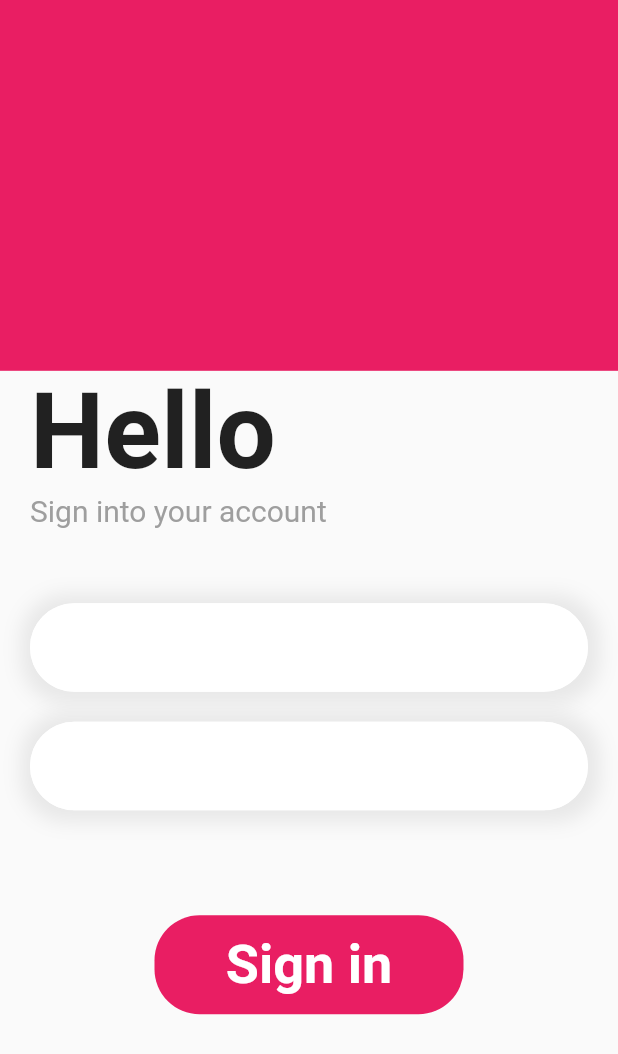
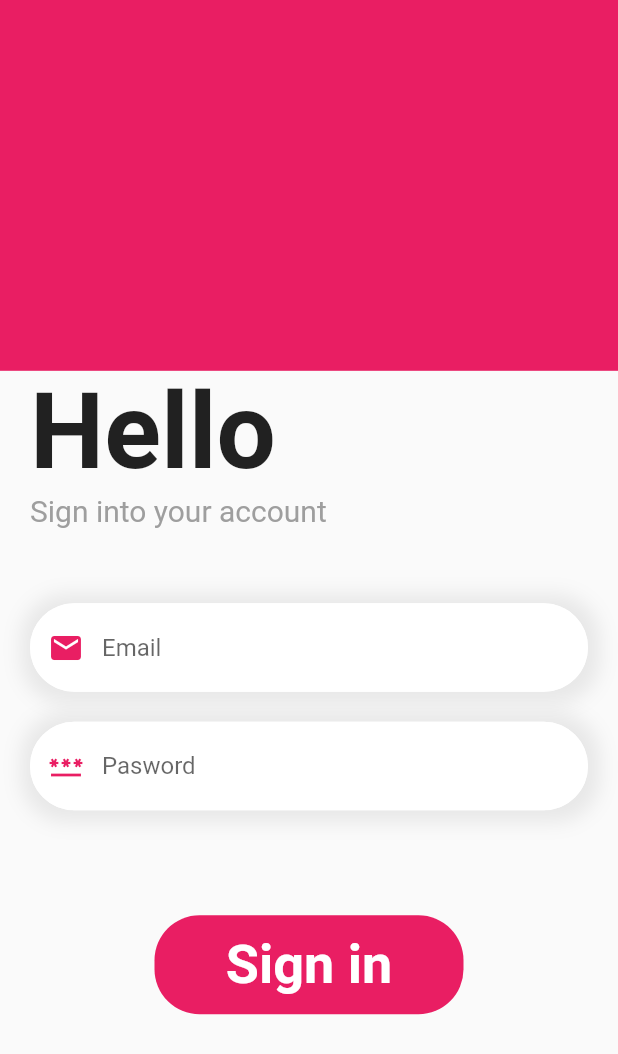
Before and after one commit to eudaldmoya/TimeItApp, a Flutter app: the screen it shows after launch, on a phone screen of 412 x 824 dp. Shown: the top 1054 px of the screen. Run offline on Flutter 3.47's test engine with Material 2 defaults, Android fonts, the phone set to English and light mode, and no system bars; our stand-ins replace cloud_firestore, firebase_auth, firebase_core, get; missing offline and left inert: flutterfire_ui; accounts and stored records are empty.

Commit message:
Log In personalizado checkk

```diff
--- a/lib/main.dart
+++ b/lib/main.dart
@@ -6,6 +6,8 @@ import 'package:timeitapp/firebase_options.dart';
 import 'package:timeitapp/screens/chat_screen.dart';
 import 'package:timeitapp/screens/scan_screen.dart';
 import 'package:timeitapp/widgets/auth_gate.dart';
+import 'package:get/get.dart';
+
 
 void main() async {
   WidgetsFlutterBinding.ensureInitialized();
--- a/lib/screens/newlogin_screen.dart
+++ b/lib/screens/newlogin_screen.dart
@@ -1,21 +1,35 @@
 import 'package:flutter/material.dart';
+import 'package:firebase_auth/firebase_auth.dart';
 import 'package:flutter/src/widgets/container.dart';
 import 'package:flutter/src/widgets/framework.dart';
+import 'package:timeitapp/widgets/auth_controller.dart';
+import 'package:get/get.dart';
 
 class LoginPage extends StatefulWidget {
-  const LoginPage({super.key});
+  const LoginPage({Key? key}) : super(key: key);
 
   @override
   State<LoginPage> createState() => _LoginPageState();
 }
 
 class _LoginPageState extends State<LoginPage> {
+  var emailController = TextEditingController();
+  var passwordController = TextEditingController();
+
+  Future signIn() async {
+    await FirebaseAuth.instance.signInWithEmailAndPassword(
+        email: emailController.text.trim(),
+        password: passwordController.text.trim());
+  }
+
   @override
   Widget build(BuildContext context) {
     double w = MediaQuery.of(context).size.width;
     double h = MediaQuery.of(context).size.height;
     return Scaffold(
-        body: Column(
+        body: SafeArea(
+      child: SingleChildScrollView(
+        child: Column(
           children: [
             Container(
               width: w,
@@ -30,7 +44,8 @@ class _LoginPageState extends State<LoginPage> {
                   children: [
                     Text(
                       "Hello",
-                  style: TextStyle(fontSize: 70, fontWeight: FontWeight.bold),
+                      style:
+                          TextStyle(fontSize: 70, fontWeight: FontWeight.bold),
                     ),
                     Text(
                       "Sign into your account",
@@ -53,7 +68,10 @@ class _LoginPageState extends State<LoginPage> {
                         ],
                       ),
                       child: TextField(
+                        controller: emailController,
                         decoration: InputDecoration(
+                            hintText: "Email",
+                            prefixIcon: Icon(Icons.email, color: Colors.pink),
                             focusedBorder: OutlineInputBorder(
                               borderRadius: BorderRadius.circular(30),
                               borderSide:
@@ -85,7 +103,12 @@ class _LoginPageState extends State<LoginPage> {
                         ],
                       ),
                       child: TextField(
+                        controller: passwordController,
+                        obscureText: true,
                         decoration: InputDecoration(
+                            hintText: "Pasword",
+                            prefixIcon:
+                                Icon(Icons.password, color: Colors.pink),
                             focusedBorder: OutlineInputBorder(
                               borderRadius: BorderRadius.circular(30),
                               borderSide:
@@ -105,7 +128,9 @@ class _LoginPageState extends State<LoginPage> {
             SizedBox(
               height: 70,
             ),
-        Container(
+            GestureDetector(
+              onTap: signIn,
+              child: Container(
                 width: w * 0.5,
                 height: h * 0.08,
                 decoration: BoxDecoration(
@@ -122,8 +147,10 @@ class _LoginPageState extends State<LoginPage> {
                   ),
                 ),
               ),
-
+            ),
           ],
+        ),
+      ),
     ));
   }
 }
--- a/pubspec.yaml
+++ b/pubspec.yaml
@@ -18,10 +18,12 @@ dependencies:
 
 
   cupertino_icons: ^1.0.2
-  firebase_core: ^2.4.0
+
   cloud_firestore: ^4.2.0
   firebase_auth: ^4.2.3
+  firebase_core: ^2.4.0
   flutterfire_ui: ^0.4.3+20
+  get: ^4.6.5
 
 dev_dependencies:
   flutter_test:
```
Also changed, not shown: lib/widgets/auth_controller.dart (added, +54 -0 lines), pubspec.lock. Lines whose indentation alone changed are shown as unchanged.
